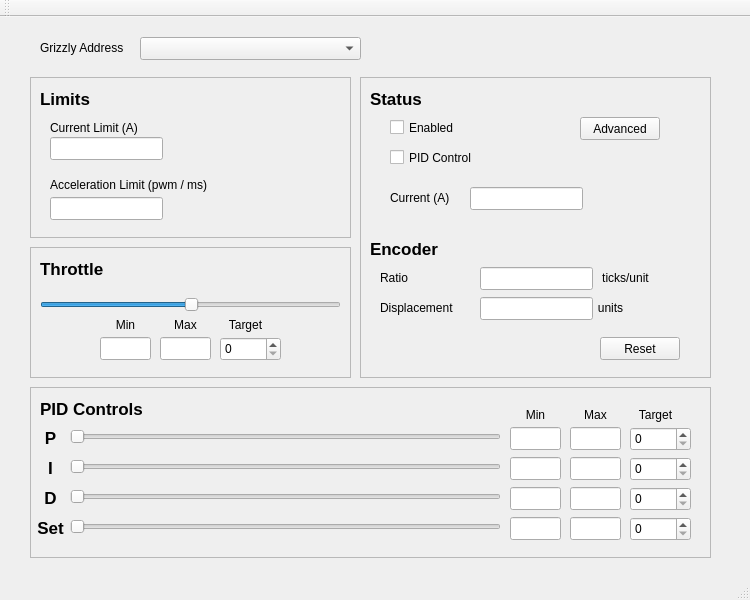
Before: the Qt Designer form GrizzlyPanel/mainwindow.ui in chunjiang/GrizzlyPanel, drawn with Qt 5.
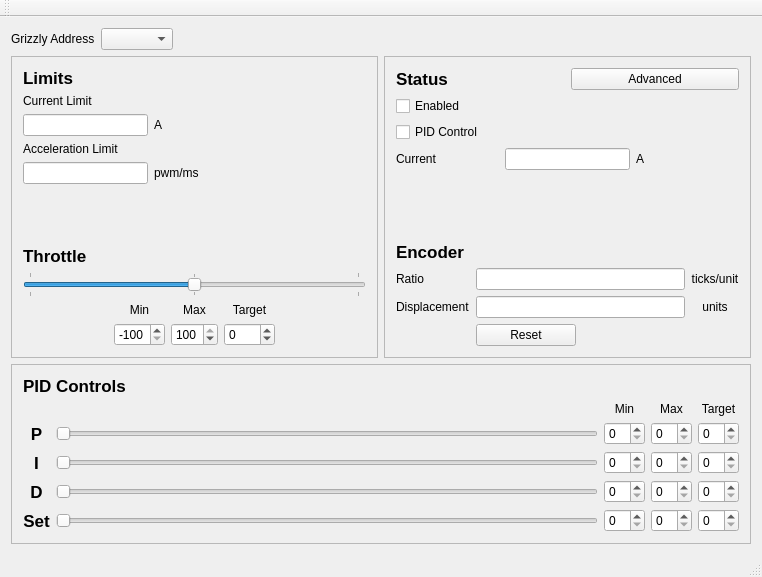
After: the same form once the commit is applied.

Commit message: Laid out ui file. Start integrating grizzly logic

```diff
--- a/GrizzlyPanel/mainwindow.ui
+++ b/GrizzlyPanel/mainwindow.ui
@@ -6,836 +6,750 @@
    <rect>
     <x>0</x>
     <y>0</y>
-    <width>750</width>
-    <height>600</height>
+    <width>762</width>
+    <height>577</height>
    </rect>
   </property>
   <property name="minimumSize">
    <size>
     <width>750</width>
-    <height>600</height>
+    <height>515</height>
    </size>
   </property>
   <property name="windowTitle">
    <string>MainWindow</string>
   </property>
   <widget class="QWidget" name="centralWidget">
-   <widget class="QComboBox" name="address_dropdown">
-    <property name="geometry">
-     <rect>
-      <x>140</x>
-      <y>20</y>
-      <width>221</width>
-      <height>23</height>
-     </rect>
-    </property>
-   </widget>
-   <widget class="QLabel" name="label_4">
-    <property name="geometry">
-     <rect>
-      <x>40</x>
-      <y>20</y>
-      <width>101</width>
-      <height>21</height>
-     </rect>
-    </property>
-    <property name="text">
-     <string>Grizzly Address</string>
-    </property>
-   </widget>
-   <widget class="QFrame" name="frame">
-    <property name="geometry">
-     <rect>
-      <x>30</x>
-      <y>370</y>
-      <width>681</width>
-      <height>171</height>
-     </rect>
-    </property>
-    <property name="frameShape">
-     <enum>QFrame::StyledPanel</enum>
-    </property>
-    <property name="frameShadow">
-     <enum>QFrame::Raised</enum>
-    </property>
-    <widget class="QLabel" name="label_5">
-     <property name="geometry">
-      <rect>
-       <x>10</x>
-       <y>10</y>
-       <width>131</width>
-       <height>24</height>
-      </rect>
-     </property>
-     <property name="font">
-      <font>
-       <pointsize>13</pointsize>
-       <weight>75</weight>
-       <bold>true</bold>
-      </font>
-     </property>
-     <property name="text">
-      <string>PID Controls</string>
-     </property>
-    </widget>
-    <widget class="QSlider" name="horizontalSlider">
-     <property name="geometry">
-      <rect>
-       <x>40</x>
-       <y>40</y>
-       <width>431</width>
-       <height>20</height>
-      </rect>
-     </property>
-     <property name="orientation">
-      <enum>Qt::Horizontal</enum>
-     </property>
-     <property name="tickPosition">
-      <enum>QSlider::NoTicks</enum>
-     </property>
-     <property name="tickInterval">
-      <number>5</number>
-     </property>
-    </widget>
-    <widget class="QSlider" name="horizontalSlider_2">
-     <property name="geometry">
-      <rect>
-       <x>40</x>
-       <y>70</y>
-       <width>431</width>
-       <height>20</height>
-      </rect>
-     </property>
-     <property name="orientation">
-      <enum>Qt::Horizontal</enum>
-     </property>
-    </widget>
-    <widget class="QSlider" name="horizontalSlider_3">
-     <property name="geometry">
-      <rect>
-       <x>40</x>
-       <y>100</y>
-       <width>431</width>
-       <height>20</height>
-      </rect>
-     </property>
-     <property name="orientation">
-      <enum>Qt::Horizontal</enum>
-     </property>
-    </widget>
-    <widget class="QLineEdit" name="lineEdit_4">
-     <property name="geometry">
-      <rect>
-       <x>540</x>
-       <y>100</y>
-       <width>51</width>
-       <height>23</height>
-      </rect>
-     </property>
-    </widget>
-    <widget class="QLineEdit" name="lineEdit_6">
-     <property name="geometry">
-      <rect>
-       <x>540</x>
-       <y>70</y>
-       <width>51</width>
-       <height>23</height>
-      </rect>
-     </property>
-    </widget>
-    <widget class="QLineEdit" name="lineEdit_7">
-     <property name="geometry">
-      <rect>
-       <x>540</x>
-       <y>40</y>
-       <width>51</width>
-       <height>23</height>
-      </rect>
-     </property>
-    </widget>
-    <widget class="QSpinBox" name="spinBox_6">
-     <property name="geometry">
-      <rect>
-       <x>600</x>
-       <y>100</y>
-       <width>61</width>
-       <height>24</height>
-      </rect>
-     </property>
-    </widget>
-    <widget class="QSpinBox" name="spinBox_5">
-     <property name="geometry">
-      <rect>
-       <x>600</x>
-       <y>70</y>
-       <width>61</width>
-       <height>24</height>
-      </rect>
-     </property>
-    </widget>
-    <widget class="QSpinBox" name="spinBox_4">
-     <property name="geometry">
-      <rect>
-       <x>600</x>
-       <y>40</y>
-       <width>61</width>
-       <height>24</height>
-      </rect>
-     </property>
-    </widget>
-    <widget class="QLabel" name="label_7">
-     <property name="geometry">
-      <rect>
-       <x>10</x>
-       <y>70</y>
-       <width>21</width>
-       <height>21</height>
-      </rect>
-     </property>
-     <property name="font">
-      <font>
-       <pointsize>13</pointsize>
-       <weight>75</weight>
-       <bold>true</bold>
-      </font>
-     </property>
-     <property name="text">
-      <string>I</string>
-     </property>
-     <property name="alignment">
-      <set>Qt::AlignCenter</set>
-     </property>
-    </widget>
-    <widget class="QLabel" name="label_8">
-     <property name="geometry">
-      <rect>
-       <x>10</x>
-       <y>100</y>
-       <width>21</width>
-       <height>21</height>
-      </rect>
-     </property>
-     <property name="font">
-      <font>
-       <pointsize>13</pointsize>
-       <weight>75</weight>
-       <bold>true</bold>
-      </font>
-     </property>
-     <property name="text">
-      <string>D</string>
-     </property>
-     <property name="alignment">
-      <set>Qt::AlignCenter</set>
-     </property>
-    </widget>
-    <widget class="QLabel" name="label_6">
-     <property name="geometry">
-      <rect>
-       <x>10</x>
-       <y>40</y>
-       <width>21</width>
-       <height>21</height>
-      </rect>
-     </property>
-     <property name="font">
-      <font>
-       <pointsize>13</pointsize>
-       <weight>75</weight>
-       <bold>true</bold>
-      </font>
-     </property>
-     <property name="text">
-      <string>P</string>
-     </property>
-     <property name="alignment">
-      <set>Qt::AlignCenter</set>
-     </property>
-    </widget>
-    <widget class="QLineEdit" name="lineEdit_8">
-     <property name="geometry">
-      <rect>
-       <x>480</x>
-       <y>70</y>
-       <width>51</width>
-       <height>23</height>
-      </rect>
-     </property>
-    </widget>
-    <widget class="QLineEdit" name="lineEdit_5">
-     <property name="geometry">
-      <rect>
-       <x>480</x>
-       <y>100</y>
-       <width>51</width>
-       <height>23</height>
-      </rect>
-     </property>
-    </widget>
-    <widget class="QLineEdit" name="lineEdit_9">
-     <property name="geometry">
-      <rect>
-       <x>480</x>
-       <y>40</y>
-       <width>51</width>
-       <height>23</height>
-      </rect>
-     </property>
-    </widget>
-    <widget class="QLabel" name="label_9">
-     <property name="geometry">
-      <rect>
-       <x>480</x>
-       <y>20</y>
-       <width>51</width>
-       <height>16</height>
-      </rect>
-     </property>
-     <property name="text">
-      <string>Min</string>
-     </property>
-     <property name="alignment">
-      <set>Qt::AlignCenter</set>
-     </property>
-    </widget>
-    <widget class="QLabel" name="label_10">
-     <property name="geometry">
-      <rect>
-       <x>600</x>
-       <y>20</y>
-       <width>51</width>
-       <height>16</height>
-      </rect>
-     </property>
-     <property name="text">
-      <string>Target</string>
-     </property>
-     <property name="alignment">
-      <set>Qt::AlignCenter</set>
-     </property>
-    </widget>
-    <widget class="QLabel" name="label_11">
-     <property name="geometry">
-      <rect>
-       <x>540</x>
-       <y>20</y>
-       <width>51</width>
-       <height>16</height>
-      </rect>
-     </property>
-     <property name="text">
-      <string>Max</string>
-     </property>
-     <property name="alignment">
-      <set>Qt::AlignCenter</set>
-     </property>
-    </widget>
-    <widget class="QLineEdit" name="lineEdit_10">
-     <property name="geometry">
-      <rect>
-       <x>480</x>
-       <y>130</y>
-       <width>51</width>
-       <height>23</height>
-      </rect>
-     </property>
-    </widget>
-    <widget class="QSpinBox" name="spinBox_7">
-     <property name="geometry">
-      <rect>
-       <x>600</x>
-       <y>130</y>
-       <width>61</width>
-       <height>24</height>
-      </rect>
-     </property>
-    </widget>
-    <widget class="QLineEdit" name="lineEdit_11">
-     <property name="geometry">
-      <rect>
-       <x>540</x>
-       <y>130</y>
-       <width>51</width>
-       <height>23</height>
-      </rect>
-     </property>
-    </widget>
-    <widget class="QSlider" name="horizontalSlider_4">
-     <property name="geometry">
-      <rect>
-       <x>40</x>
-       <y>130</y>
-       <width>431</width>
-       <height>20</height>
-      </rect>
-     </property>
-     <property name="orientation">
-      <enum>Qt::Horizontal</enum>
-     </property>
-    </widget>
-    <widget class="QLabel" name="label_12">
-     <property name="geometry">
-      <rect>
-       <x>0</x>
-       <y>130</y>
-       <width>41</width>
-       <height>21</height>
-      </rect>
-     </property>
-     <property name="font">
-      <font>
-       <pointsize>13</pointsize>
-       <weight>75</weight>
-       <bold>true</bold>
-      </font>
-     </property>
-     <property name="text">
-      <string>Set</string>
-     </property>
-     <property name="alignment">
-      <set>Qt::AlignCenter</set>
-     </property>
-    </widget>
-   </widget>
-   <widget class="QFrame" name="limits_frame">
-    <property name="geometry">
-     <rect>
-      <x>30</x>
-      <y>60</y>
-      <width>321</width>
-      <height>161</height>
-     </rect>
-    </property>
-    <property name="frameShape">
-     <enum>QFrame::StyledPanel</enum>
-    </property>
-    <property name="frameShadow">
-     <enum>QFrame::Raised</enum>
-    </property>
-    <widget class="QLabel" name="label">
-     <property name="geometry">
-      <rect>
-       <x>20</x>
-       <y>40</y>
-       <width>111</width>
-       <height>21</height>
-      </rect>
-     </property>
-     <property name="text">
-      <string>Current Limit (A)</string>
-     </property>
-    </widget>
-    <widget class="QLabel" name="label_2">
-     <property name="geometry">
-      <rect>
-       <x>20</x>
-       <y>100</y>
-       <width>191</width>
-       <height>16</height>
-      </rect>
-     </property>
-     <property name="text">
-      <string>Acceleration Limit (pwm / ms)</string>
-     </property>
-    </widget>
-    <widget class="QLineEdit" name="lineEdit">
-     <property name="geometry">
-      <rect>
-       <x>20</x>
-       <y>60</y>
-       <width>113</width>
-       <height>23</height>
-      </rect>
-     </property>
-    </widget>
-    <widget class="QLineEdit" name="lineEdit_2">
-     <property name="geometry">
-      <rect>
-       <x>20</x>
-       <y>120</y>
-       <width>113</width>
-       <height>23</height>
-      </rect>
-     </property>
-    </widget>
-    <widget class="QLabel" name="label_3">
-     <property name="geometry">
-      <rect>
-       <x>10</x>
-       <y>10</y>
-       <width>71</width>
-       <height>24</height>
-      </rect>
-     </property>
-     <property name="font">
-      <font>
-       <pointsize>13</pointsize>
-       <weight>75</weight>
-       <bold>true</bold>
-      </font>
-     </property>
-     <property name="text">
-      <string>Limits</string>
-     </property>
-    </widget>
-   </widget>
-   <widget class="QFrame" name="frame_2">
-    <property name="geometry">
-     <rect>
-      <x>30</x>
-      <y>230</y>
-      <width>321</width>
-      <height>131</height>
-     </rect>
-    </property>
-    <property name="frameShape">
-     <enum>QFrame::StyledPanel</enum>
-    </property>
-    <property name="frameShadow">
-     <enum>QFrame::Raised</enum>
-    </property>
-    <widget class="QLabel" name="label_13">
-     <property name="geometry">
-      <rect>
-       <x>10</x>
-       <y>10</y>
-       <width>71</width>
-       <height>24</height>
-      </rect>
-     </property>
-     <property name="font">
-      <font>
-       <pointsize>13</pointsize>
-       <weight>75</weight>
-       <bold>true</bold>
-      </font>
-     </property>
-     <property name="text">
-      <string>Throttle</string>
-     </property>
-    </widget>
-    <widget class="QSlider" name="horizontalSlider_5">
-     <property name="geometry">
-      <rect>
-       <x>10</x>
-       <y>50</y>
-       <width>301</width>
-       <height>16</height>
-      </rect>
-     </property>
-     <property name="value">
-      <number>0</number>
-     </property>
-     <property name="sliderPosition">
-      <number>50</number>
-     </property>
-     <property name="tracking">
-      <bool>true</bool>
-     </property>
-     <property name="orientation">
-      <enum>Qt::Horizontal</enum>
-     </property>
-    </widget>
-    <widget class="QLineEdit" name="lineEdit_12">
-     <property name="geometry">
-      <rect>
-       <x>70</x>
-       <y>90</y>
-       <width>51</width>
-       <height>23</height>
-      </rect>
-     </property>
-    </widget>
-    <widget class="QSpinBox" name="spinBox_8">
-     <property name="geometry">
-      <rect>
-       <x>190</x>
-       <y>90</y>
-       <width>61</width>
-       <height>24</height>
-      </rect>
-     </property>
-    </widget>
-    <widget class="QLabel" name="label_14">
-     <property name="geometry">
-      <rect>
-       <x>70</x>
-       <y>70</y>
-       <width>51</width>
-       <height>16</height>
-      </rect>
-     </property>
-     <property name="text">
-      <string>Min</string>
-     </property>
-     <property name="alignment">
-      <set>Qt::AlignCenter</set>
-     </property>
-    </widget>
-    <widget class="QLabel" name="label_15">
-     <property name="geometry">
-      <rect>
-       <x>190</x>
-       <y>70</y>
-       <width>51</width>
-       <height>16</height>
-      </rect>
-     </property>
-     <property name="text">
-      <string>Target</string>
-     </property>
-     <property name="alignment">
-      <set>Qt::AlignCenter</set>
-     </property>
-    </widget>
-    <widget class="QLineEdit" name="lineEdit_13">
-     <property name="geometry">
-      <rect>
-       <x>130</x>
-       <y>90</y>
-       <width>51</width>
-       <height>23</height>
-      </rect>
-     </property>
-    </widget>
-    <widget class="QLabel" name="label_16">
-     <property name="geometry">
-      <rect>
-       <x>130</x>
-       <y>70</y>
-       <width>51</width>
-       <height>16</height>
-      </rect>
-     </property>
-     <property name="text">
-      <string>Max</string>
-     </property>
-     <property name="alignment">
-      <set>Qt::AlignCenter</set>
-     </property>
-    </widget>
-   </widget>
-   <widget class="QFrame" name="frame_3">
-    <property name="geometry">
-     <rect>
-      <x>360</x>
-      <y>60</y>
-      <width>351</width>
-      <height>301</height>
-     </rect>
-    </property>
-    <property name="frameShape">
-     <enum>QFrame::StyledPanel</enum>
-    </property>
-    <property name="frameShadow">
-     <enum>QFrame::Raised</enum>
-    </property>
-    <widget class="QLabel" name="label_17">
-     <property name="geometry">
-      <rect>
-       <x>10</x>
-       <y>10</y>
-       <width>81</width>
-       <height>24</height>
-      </rect>
-     </property>
-     <property name="font">
-      <font>
-       <pointsize>13</pointsize>
-       <weight>75</weight>
-       <bold>true</bold>
-      </font>
-     </property>
-     <property name="text">
-      <string>Status</string>
-     </property>
-    </widget>
-    <widget class="QLabel" name="label_18">
-     <property name="geometry">
-      <rect>
-       <x>10</x>
-       <y>160</y>
-       <width>81</width>
-       <height>24</height>
-      </rect>
-     </property>
-     <property name="font">
-      <font>
-       <pointsize>13</pointsize>
-       <weight>75</weight>
-       <bold>true</bold>
-      </font>
-     </property>
-     <property name="text">
-      <string>Encoder</string>
-     </property>
-    </widget>
-    <widget class="QLabel" name="label_19">
-     <property name="geometry">
-      <rect>
-       <x>20</x>
-       <y>220</y>
-       <width>81</width>
-       <height>21</height>
-      </rect>
-     </property>
-     <property name="text">
-      <string>Displacement</string>
-     </property>
-     <property name="alignment">
-      <set>Qt::AlignLeading|Qt::AlignLeft|Qt::AlignVCenter</set>
-     </property>
-    </widget>
-    <widget class="QLineEdit" name="lineEdit_3">
-     <property name="geometry">
-      <rect>
-       <x>120</x>
-       <y>220</y>
-       <width>113</width>
-       <height>23</height>
-      </rect>
-     </property>
-     <property name="readOnly">
-      <bool>true</bool>
-     </property>
-    </widget>
-    <widget class="QPushButton" name="pushButton">
-     <property name="geometry">
-      <rect>
-       <x>240</x>
-       <y>260</y>
-       <width>80</width>
-       <height>23</height>
-      </rect>
-     </property>
-     <property name="text">
-      <string>Reset</string>
-     </property>
-    </widget>
-    <widget class="QLabel" name="label_20">
-     <property name="geometry">
-      <rect>
-       <x>20</x>
-       <y>190</y>
-       <width>51</width>
-       <height>21</height>
-      </rect>
-     </property>
-     <property name="text">
-      <string>Ratio</string>
-     </property>
-     <property name="alignment">
-      <set>Qt::AlignLeading|Qt::AlignLeft|Qt::AlignVCenter</set>
-     </property>
-    </widget>
-    <widget class="QLineEdit" name="lineEdit_14">
-     <property name="geometry">
-      <rect>
-       <x>120</x>
-       <y>190</y>
-       <width>113</width>
-       <height>23</height>
-      </rect>
-     </property>
-    </widget>
-    <widget class="QLabel" name="label_21">
-     <property name="geometry">
-      <rect>
-       <x>230</x>
-       <y>220</y>
-       <width>41</width>
-       <height>21</height>
-      </rect>
-     </property>
-     <property name="text">
-      <string>units</string>
-     </property>
-     <property name="alignment">
-      <set>Qt::AlignCenter</set>
-     </property>
-    </widget>
-    <widget class="QLabel" name="label_22">
-     <property name="geometry">
-      <rect>
-       <x>230</x>
-       <y>190</y>
-       <width>71</width>
-       <height>21</height>
-      </rect>
-     </property>
-     <property name="text">
-      <string>ticks/unit</string>
-     </property>
-     <property name="alignment">
-      <set>Qt::AlignCenter</set>
-     </property>
-    </widget>
-    <widget class="QLabel" name="label_23">
-     <property name="geometry">
-      <rect>
-       <x>30</x>
-       <y>110</y>
-       <width>81</width>
-       <height>21</height>
-      </rect>
-     </property>
-     <property name="text">
-      <string>Current (A)</string>
-     </property>
-    </widget>
-    <widget class="QLineEdit" name="lineEdit_15">
-     <property name="geometry">
-      <rect>
-       <x>110</x>
-       <y>110</y>
-       <width>113</width>
-       <height>23</height>
-      </rect>
-     </property>
-     <property name="readOnly">
-      <bool>true</bool>
-     </property>
-    </widget>
-    <widget class="QCheckBox" name="checkBox">
-     <property name="geometry">
-      <rect>
-       <x>30</x>
-       <y>40</y>
-       <width>85</width>
-       <height>21</height>
-      </rect>
-     </property>
-     <property name="text">
-      <string>Enabled</string>
-     </property>
-    </widget>
-    <widget class="QCheckBox" name="checkBox_2">
-     <property name="geometry">
-      <rect>
-       <x>30</x>
-       <y>70</y>
-       <width>101</width>
-       <height>21</height>
-      </rect>
-     </property>
-     <property name="text">
-      <string>PID Control</string>
-     </property>
-    </widget>
-    <widget class="QPushButton" name="pushButton_2">
-     <property name="geometry">
-      <rect>
-       <x>220</x>
-       <y>40</y>
-       <width>80</width>
-       <height>23</height>
-      </rect>
-     </property>
-     <property name="text">
-      <string>Advanced</string>
-     </property>
-    </widget>
-   </widget>
+   <layout class="QVBoxLayout" name="verticalLayout_5">
+    <item>
+     <layout class="QHBoxLayout" name="horizontalLayout_4">
+      <item>
+       <widget class="QLabel" name="label_4">
+        <property name="maximumSize">
+         <size>
+          <width>16777215</width>
+          <height>23</height>
+         </size>
+        </property>
+        <property name="text">
+         <string>Grizzly Address</string>
+        </property>
+       </widget>
+      </item>
+      <item>
+       <widget class="QComboBox" name="address_dropdown">
+        <property name="maximumSize">
+         <size>
+          <width>16777215</width>
+          <height>23</height>
+         </size>
+        </property>
+       </widget>
+      </item>
+      <item>
+       <spacer name="horizontalSpacer">
+        <property name="orientation">
+         <enum>Qt::Horizontal</enum>
+        </property>
+        <property name="sizeHint" stdset="0">
+         <size>
+          <width>40</width>
+          <height>20</height>
+         </size>
+        </property>
+       </spacer>
+      </item>
+     </layout>
+    </item>
+    <item>
+     <layout class="QHBoxLayout" name="horizontalLayout_3">
+      <item>
+       <widget class="QFrame" name="limits_frame">
+        <property name="frameShape">
+         <enum>QFrame::StyledPanel</enum>
+        </property>
+        <property name="frameShadow">
+         <enum>QFrame::Raised</enum>
+        </property>
+        <layout class="QVBoxLayout" name="verticalLayout_3">
+         <item>
+          <widget class="QLabel" name="label_3">
+           <property name="font">
+            <font>
+             <pointsize>13</pointsize>
+             <weight>75</weight>
+             <bold>true</bold>
+            </font>
+           </property>
+           <property name="text">
+            <string>Limits</string>
+           </property>
+          </widget>
+         </item>
+         <item>
+          <layout class="QGridLayout" name="gridLayout_5">
+           <item row="0" column="0">
+            <widget class="QLabel" name="label">
+             <property name="text">
+              <string>Current Limit</string>
+             </property>
+            </widget>
+           </item>
+           <item row="1" column="0">
+            <widget class="QLineEdit" name="lineEdit">
+             <property name="maximumSize">
+              <size>
+               <width>125</width>
+               <height>16777215</height>
+              </size>
+             </property>
+            </widget>
+           </item>
+           <item row="1" column="1">
+            <widget class="QLabel" name="label_24">
+             <property name="text">
+              <string>A</string>
+             </property>
+            </widget>
+           </item>
+          </layout>
+         </item>
+         <item>
+          <layout class="QGridLayout" name="gridLayout_4">
+           <item row="0" column="0">
+            <widget class="QLabel" name="label_2">
+             <property name="text">
+              <string>Acceleration Limit</string>
+             </property>
+            </widget>
+           </item>
+           <item row="1" column="0">
+            <widget class="QLineEdit" name="lineEdit_2">
+             <property name="maximumSize">
+              <size>
+               <width>125</width>
+               <height>16777215</height>
+              </size>
+             </property>
+            </widget>
+           </item>
+           <item row="1" column="1">
+            <widget class="QLabel" name="label_25">
+             <property name="text">
+              <string>pwm/ms</string>
+             </property>
+            </widget>
+           </item>
+          </layout>
+         </item>
+         <item>
+          <spacer name="verticalSpacer_2">
+           <property name="orientation">
+            <enum>Qt::Vertical</enum>
+           </property>
+           <property name="sizeHint" stdset="0">
+            <size>
+             <width>20</width>
+             <height>40</height>
+            </size>
+           </property>
+          </spacer>
+         </item>
+         <item>
+          <widget class="QLabel" name="label_13">
+           <property name="font">
+            <font>
+             <pointsize>13</pointsize>
+             <weight>75</weight>
+             <bold>true</bold>
+            </font>
+           </property>
+           <property name="text">
+            <string>Throttle</string>
+           </property>
+          </widget>
+         </item>
+         <item>
+          <widget class="QSlider" name="horizontalSlider_5">
+           <property name="minimum">
+            <number>-100</number>
+           </property>
+           <property name="maximum">
+            <number>100</number>
+           </property>
+           <property name="value">
+            <number>0</number>
+           </property>
+           <property name="sliderPosition">
+            <number>0</number>
+           </property>
+           <property name="tracking">
+            <bool>true</bool>
+           </property>
+           <property name="orientation">
+            <enum>Qt::Horizontal</enum>
+           </property>
+           <property name="tickPosition">
+            <enum>QSlider::TicksBothSides</enum>
+           </property>
+           <property name="tickInterval">
+            <number>100</number>
+           </property>
+          </widget>
+         </item>
+         <item>
+          <layout class="QGridLayout" name="gridLayout_2">
+           <item row="0" column="1">
+            <widget class="QLabel" name="label_14">
+             <property name="text">
+              <string>Min</string>
+             </property>
+             <property name="alignment">
+              <set>Qt::AlignCenter</set>
+             </property>
+            </widget>
+           </item>
+           <item row="0" column="3">
+            <widget class="QLabel" name="label_15">
+             <property name="text">
+              <string>Target</string>
+             </property>
+             <property name="alignment">
+              <set>Qt::AlignCenter</set>
+             </property>
+            </widget>
+           </item>
+           <item row="0" column="2">
+            <widget class="QLabel" name="label_16">
+             <property name="text">
+              <string>Max</string>
+             </property>
+             <property name="alignment">
+              <set>Qt::AlignCenter</set>
+             </property>
+            </widget>
+           </item>
+           <item row="1" column="3">
+            <widget class="QSpinBox" name="spinBox_8">
+             <property name="minimum">
+              <number>-100</number>
+             </property>
+             <property name="maximum">
+              <number>100</number>
+             </property>
+            </widget>
+           </item>
+           <item row="1" column="0">
+            <spacer name="horizontalSpacer_2">
+             <property name="orientation">
+              <enum>Qt::Horizontal</enum>
+             </property>
+             <property name="sizeHint" stdset="0">
+              <size>
+               <width>40</width>
+               <height>20</height>
+              </size>
+             </property>
+            </spacer>
+           </item>
+           <item row="1" column="4">
+            <spacer name="horizontalSpacer_3">
+             <property name="orientation">
+              <enum>Qt::Horizontal</enum>
+             </property>
+             <property name="sizeHint" stdset="0">
+              <size>
+               <width>40</width>
+               <height>20</height>
+              </size>
+             </property>
+            </spacer>
+           </item>
+           <item row="1" column="1">
+            <widget class="QSpinBox" name="spinBox_14">
+             <property name="minimum">
+              <number>-100</number>
+             </property>
+             <property name="value">
+              <number>-100</number>
+             </property>
+            </widget>
+           </item>
+           <item row="1" column="2">
+            <widget class="QSpinBox" name="spinBox_15">
+             <property name="minimum">
+              <number>-99</number>
+             </property>
+             <property name="maximum">
+              <number>100</number>
+             </property>
+             <property name="value">
+              <number>100</number>
+             </property>
+            </widget>
+           </item>
+          </layout>
+         </item>
+        </layout>
+       </widget>
+      </item>
+      <item>
+       <widget class="QFrame" name="frame_3">
+        <property name="frameShape">
+         <enum>QFrame::StyledPanel</enum>
+        </property>
+        <property name="frameShadow">
+         <enum>QFrame::Raised</enum>
+        </property>
+        <layout class="QVBoxLayout" name="verticalLayout_4">
+         <item>
+          <layout class="QHBoxLayout" name="horizontalLayout_2">
+           <item>
+            <widget class="QLabel" name="label_17">
+             <property name="font">
+              <font>
+               <pointsize>13</pointsize>
+               <weight>75</weight>
+               <bold>true</bold>
+              </font>
+             </property>
+             <property name="text">
+              <string>Status</string>
+             </property>
+            </widget>
+           </item>
+           <item>
+            <widget class="QPushButton" name="pushButton_2">
+             <property name="text">
+              <string>Advanced</string>
+             </property>
+            </widget>
+           </item>
+          </layout>
+         </item>
+         <item>
+          <layout class="QVBoxLayout" name="verticalLayout">
+           <item>
+            <widget class="QCheckBox" name="checkBox">
+             <property name="text">
+              <string>Enabled</string>
+             </property>
+            </widget>
+           </item>
+           <item>
+            <widget class="QCheckBox" name="checkBox_2">
+             <property name="text">
+              <string>PID Control</string>
+             </property>
+            </widget>
+           </item>
+          </layout>
+         </item>
+         <item>
+          <layout class="QHBoxLayout" name="horizontalLayout">
+           <item>
+            <widget class="QLabel" name="label_23">
+             <property name="text">
+              <string>Current</string>
+             </property>
+            </widget>
+           </item>
+           <item>
+            <widget class="QLineEdit" name="lineEdit_15">
+             <property name="maximumSize">
+              <size>
+               <width>125</width>
+               <height>16777215</height>
+              </size>
+             </property>
+             <property name="readOnly">
+              <bool>true</bool>
+             </property>
+            </widget>
+           </item>
+           <item>
+            <widget class="QLabel" name="label_26">
+             <property name="text">
+              <string>A</string>
+             </property>
+            </widget>
+           </item>
+          </layout>
+         </item>
+         <item>
+          <spacer name="verticalSpacer">
+           <property name="orientation">
+            <enum>Qt::Vertical</enum>
+           </property>
+           <property name="sizeHint" stdset="0">
+            <size>
+             <width>20</width>
+             <height>40</height>
+            </size>
+           </property>
+          </spacer>
+         </item>
+         <item>
+          <widget class="QLabel" name="label_18">
+           <property name="font">
+            <font>
+             <pointsize>13</pointsize>
+             <weight>75</weight>
+             <bold>true</bold>
+            </font>
+           </property>
+           <property name="text">
+            <string>Encoder</string>
+           </property>
+          </widget>
+         </item>
+         <item>
+          <layout class="QGridLayout" name="gridLayout">
+           <item row="1" column="1">
+            <widget class="QLineEdit" name="lineEdit_3">
+             <property name="readOnly">
+              <bool>true</bool>
+             </property>
+            </widget>
+           </item>
+           <item row="2" column="1" colspan="2">
+            <widget class="QPushButton" name="pushButton">
+             <property name="maximumSize">
+              <size>
+               <width>100</width>
+               <height>16777215</height>
+              </size>
+             </property>
+             <property name="text">
+              <string>Reset</string>
+             </property>
+            </widget>
+           </item>
+           <item row="1" column="2">
+            <widget class="QLabel" name="label_21">
+             <property name="text">
+              <string>units</string>
+             </property>
+             <property name="alignment">
+              <set>Qt::AlignCenter</set>
+             </property>
+            </widget>
+           </item>
+           <item row="1" column="0">
+            <widget class="QLabel" name="label_19">
+             <property name="text">
+              <string>Displacement</string>
+             </property>
+             <property name="alignment">
+              <set>Qt::AlignLeading|Qt::AlignLeft|Qt::AlignVCenter</set>
+             </property>
+            </widget>
+           </item>
+           <item row="0" column="2">
+            <widget class="QLabel" name="label_22">
+             <property name="text">
+              <string>ticks/unit</string>
+             </property>
+             <property name="alignment">
+              <set>Qt::AlignCenter</set>
+             </property>
+            </widget>
+           </item>
+           <item row="0" column="1">
+            <widget class="QLineEdit" name="lineEdit_14"/>
+           </item>
+           <item row="0" column="0">
+            <widget class="QLabel" name="label_20">
+             <property name="text">
+              <string>Ratio</string>
+             </property>
+             <property name="alignment">
+              <set>Qt::AlignLeading|Qt::AlignLeft|Qt::AlignVCenter</set>
+             </property>
+            </widget>
+           </item>
+          </layout>
+         </item>
+        </layout>
+       </widget>
+      </item>
+     </layout>
+    </item>
+    <item>
+     <widget class="QFrame" name="frame">
+      <property name="sizePolicy">
+       <sizepolicy hsizetype="Preferred" vsizetype="Fixed">
+        <horstretch>0</horstretch>
+        <verstretch>0</verstretch>
+       </sizepolicy>
+      </property>
+      <property name="maximumSize">
+       <size>
+        <width>16777215</width>
+        <height>180</height>
+       </size>
+      </property>
+      <property name="frameShape">
+       <enum>QFrame::StyledPanel</enum>
+      </property>
+      <property name="frameShadow">
+       <enum>QFrame::Raised</enum>
+      </property>
+      <layout class="QVBoxLayout" name="verticalLayout_2">
+       <item>
+        <widget class="QLabel" name="label_5">
+         <property name="sizePolicy">
+          <sizepolicy hsizetype="Preferred" vsizetype="Fixed">
+           <horstretch>0</horstretch>
+           <verstretch>0</verstretch>
+          </sizepolicy>
+         </property>
+         <property name="maximumSize">
+          <size>
+           <width>16777215</width>
+           <height>21</height>
+          </size>
+         </property>
+         <property name="font">
+          <font>
+           <pointsize>13</pointsize>
+           <weight>75</weight>
+           <bold>true</bold>
+          </font>
+         </property>
+         <property name="text">
+          <string>PID Controls</string>
+         </property>
+        </widget>
+       </item>
+       <item>
+        <layout class="QGridLayout" name="gridLayout_3">
+         <item row="0" column="2">
+          <widget class="QLabel" name="label_9">
+           <property name="maximumSize">
+            <size>
+             <width>16777215</width>
+             <height>15</height>
+            </size>
+           </property>
+           <property name="text">
+            <string>Min</string>
+           </property>
+           <property name="alignment">
+            <set>Qt::AlignCenter</set>
+           </property>
+          </widget>
+         </item>
+         <item row="1" column="4">
+          <widget class="QSpinBox" name="spinBox_4">
+           <property name="maximumSize">
+            <size>
+             <width>16777215</width>
+             <height>23</height>
+            </size>
+           </property>
+          </widget>
+         </item>
+         <item row="0" column="4">
+          <widget class="QLabel" name="label_10">
+           <property name="maximumSize">
+            <size>
+             <width>16777215</width>
+             <height>15</height>
+            </size>
+           </property>
+           <property name="text">
+            <string>Target</string>
+           </property>
+           <property name="alignment">
+            <set>Qt::AlignCenter</set>
+           </property>
+          </widget>
+         </item>
+         <item row="2" column="1">
+          <widget class="QSlider" name="horizontalSlider_2">
+           <property name="orientation">
+            <enum>Qt::Horizontal</enum>
+           </property>
+          </widget>
+         </item>
+         <item row="0" column="3">
+          <widget class="QLabel" name="label_11">
+           <property name="maximumSize">
+            <size>
+             <width>16777215</width>
+             <height>15</height>
+            </size>
+           </property>
+           <property name="text">
+            <string>Max</string>
+           </property>
+           <property name="alignment">
+            <set>Qt::AlignCenter</set>
+           </property>
+          </widget>
+         </item>
+         <item row="1" column="0">
+          <widget class="QLabel" name="label_6">
+           <property name="font">
+            <font>
+             <pointsize>13</pointsize>
+             <weight>75</weight>
+             <bold>true</bold>
+            </font>
+           </property>
+           <property name="text">
+            <string>P</string>
+           </property>
+           <property name="alignment">
+            <set>Qt::AlignCenter</set>
+           </property>
+          </widget>
+         </item>
+         <item row="3" column="0">
+          <widget class="QLabel" name="label_8">
+           <property name="font">
+            <font>
+             <pointsize>13</pointsize>
+             <weight>75</weight>
+             <bold>true</bold>
+            </font>
+           </property>
+           <property name="text">
+            <string>D</string>
+           </property>
+           <property name="alignment">
+            <set>Qt::AlignCenter</set>
+           </property>
+          </widget>
+         </item>
+         <item row="2" column="0">
+          <widget class="QLabel" name="label_7">
+           <property name="font">
+            <font>
+             <pointsize>13</pointsize>
+             <weight>75</weight>
+             <bold>true</bold>
+            </font>
+           </property>
+           <property name="text">
+            <string>I</string>
+           </property>
+           <property name="alignment">
+            <set>Qt::AlignCenter</set>
+           </property>
+          </widget>
+         </item>
+         <item row="4" column="1">
+          <widget class="QSlider" name="horizontalSlider_4">
+           <property name="orientation">
+            <enum>Qt::Horizontal</enum>
+           </property>
+          </widget>
+         </item>
+         <item row="2" column="4">
+          <widget class="QSpinBox" name="spinBox_5">
+           <property name="maximumSize">
+            <size>
+             <width>16777215</width>
+             <height>23</height>
+            </size>
+           </property>
+          </widget>
+         </item>
+         <item row="3" column="1">
+          <widget class="QSlider" name="horizontalSlider_3">
+           <property name="orientation">
+            <enum>Qt::Horizontal</enum>
+           </property>
+          </widget>
+         </item>
+         <item row="3" column="4">
+          <widget class="QSpinBox" name="spinBox_6">
+           <property name="maximumSize">
+            <size>
+             <width>16777215</width>
+             <height>23</height>
+            </size>
+           </property>
+          </widget>
+         </item>
+         <item row="4" column="0">
+          <widget class="QLabel" name="label_12">
+           <property name="font">
+            <font>
+             <pointsize>13</pointsize>
+             <weight>75</weight>
+             <bold>true</bold>
+            </font>
+           </property>
+           <property name="text">
+            <string>Set</string>
+           </property>
+           <property name="alignment">
+            <set>Qt::AlignCenter</set>
+           </property>
+          </widget>
+         </item>
+         <item row="4" column="4">
+          <widget class="QSpinBox" name="spinBox_7">
+           <property name="maximumSize">
+            <size>
+             <width>16777215</width>
+             <height>23</height>
+            </size>
+           </property>
+          </widget>
+         </item>
+         <item row="1" column="1">
+          <widget class="QSlider" name="horizontalSlider">
+           <property name="orientation">
+            <enum>Qt::Horizontal</enum>
+           </property>
+           <property name="tickPosition">
+            <enum>QSlider::NoTicks</enum>
+           </property>
+           <property name="tickInterval">
+            <number>5</number>
+           </property>
+          </widget>
+         </item>
+         <item row="1" column="3">
+          <widget class="QSpinBox" name="spinBox"/>
+         </item>
+         <item row="1" column="2">
+          <widget class="QSpinBox" name="spinBox_2"/>
+         </item>
+         <item row="2" column="2">
+          <widget class="QSpinBox" name="spinBox_3"/>
+         </item>
+         <item row="3" column="2">
+          <widget class="QSpinBox" name="spinBox_9"/>
+         </item>
+         <item row="4" column="2">
+          <widget class="QSpinBox" name="spinBox_10"/>
+         </item>
+         <item row="4" column="3">
+          <widget class="QSpinBox" name="spinBox_11"/>
+         </item>
+         <item row="3" column="3">
+          <widget class="QSpinBox" name="spinBox_12"/>
+         </item>
+         <item row="2" column="3">
+          <widget class="QSpinBox" name="spinBox_13"/>
+         </item>
+        </layout>
+       </item>
+      </layout>
+     </widget>
+    </item>
+   </layout>
+   <zorder>address_dropdown</zorder>
+   <zorder>label_4</zorder>
+   <zorder>frame</zorder>
+   <zorder>limits_frame</zorder>
+   <zorder>frame_3</zorder>
+   <zorder>limits_frame</zorder>
   </widget>
   <widget class="QMenuBar" name="menuBar">
    <property name="geometry">
```
Left out of the diff: 165 changed lines with no effect on the pictures. The commit also changes 3 other files.
